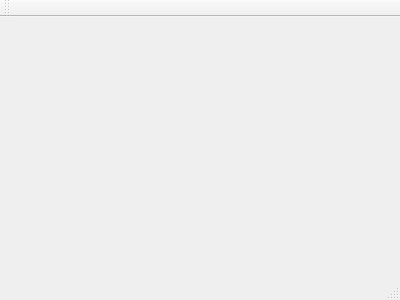
Old version of the form widgetVerkefniVika3/mainwindow.ui in the repository tinnathuridur/vika3.
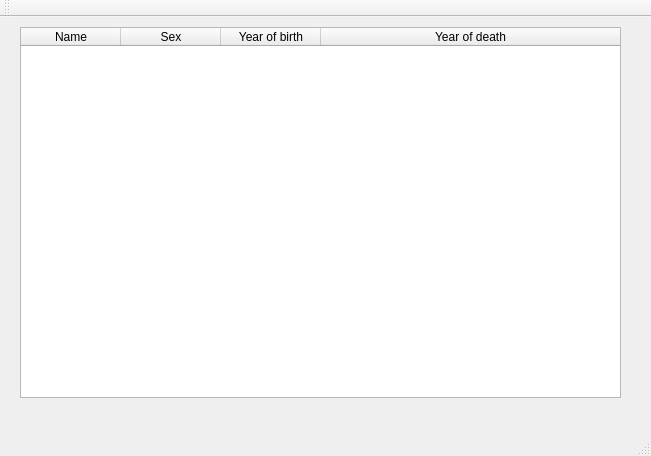
New version of the form.

```diff
--- a/widgetVerkefniVika3/mainwindow.ui
+++ b/widgetVerkefniVika3/mainwindow.ui
@@ -1,24 +1,82 @@
 <ui version="4.0">
  <class>MainWindow</class>
- <widget class="QMainWindow" name="MainWindow" >
-  <property name="geometry" >
+ <widget class="QMainWindow" name="MainWindow">
+  <property name="geometry">
    <rect>
     <x>0</x>
     <y>0</y>
-    <width>400</width>
-    <height>300</height>
+    <width>651</width>
+    <height>456</height>
    </rect>
   </property>
   <property name="windowTitle" >
    <string>MainWindow</string>
   </property>
-  <widget class="QMenuBar" name="menuBar" />
-  <widget class="QToolBar" name="mainToolBar" />
-  <widget class="QWidget" name="centralWidget" />
-  <widget class="QStatusBar" name="statusBar" />
+  <widget class="QWidget" name="centralWidget">
+   <widget class="QTableWidget" name="tableWidget">
+    <property name="geometry">
+     <rect>
+      <x>20</x>
+      <y>10</y>
+      <width>601</width>
+      <height>371</height>
+     </rect>
+    </property>
+    <attribute name="horizontalHeaderShowSortIndicator" stdset="0">
+     <bool>false</bool>
+    </attribute>
+    <attribute name="horizontalHeaderStretchLastSection">
+     <bool>true</bool>
+    </attribute>
+    <attribute name="verticalHeaderShowSortIndicator" stdset="0">
+     <bool>false</bool>
+    </attribute>
+    <attribute name="verticalHeaderStretchLastSection">
+     <bool>false</bool>
+    </attribute>
+    <column>
+     <property name="text">
+      <string>Name</string>
+     </property>
+    </column>
+    <column>
+     <property name="text">
+      <string>Sex</string>
+     </property>
+    </column>
+    <column>
+     <property name="text">
+      <string>Year of birth</string>
+     </property>
+    </column>
+    <column>
+     <property name="text">
+      <string>Year of death</string>
+     </property>
+    </column>
+   </widget>
+  </widget>
+  <widget class="QMenuBar" name="menuBar">
+   <property name="geometry">
+    <rect>
+     <x>0</x>
+     <y>0</y>
+     <width>651</width>
+     <height>22</height>
+    </rect>
+   </property>
+  </widget>
+  <widget class="QToolBar" name="mainToolBar">
+   <attribute name="toolBarArea">
+    <enum>TopToolBarArea</enum>
+   </attribute>
+   <attribute name="toolBarBreak">
+    <bool>false</bool>
+   </attribute>
+  </widget>
+  <widget class="QStatusBar" name="statusBar"/>
  </widget>
- <layoutDefault spacing="6" margin="11" />
- <pixmapfunction></pixmapfunction>
+ <layoutdefault spacing="6" margin="11"/>
  <resources/>
  <connections/>
 </ui>
```
Left out of the diff: 3 changed lines with no effect on the pictures.
